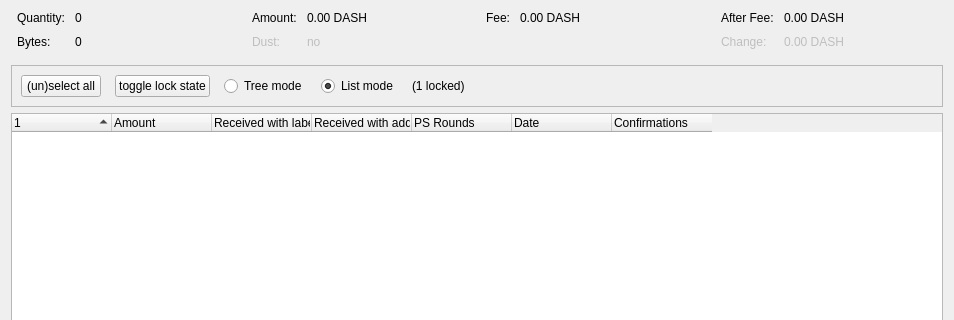
First picture: the form in src/qt/forms/coincontroldialog.ui, repository xdustinface/dash, before the edit; both pictures show x 0 to 954 and y 0 to 320 of the 954 by 500 pixel window.
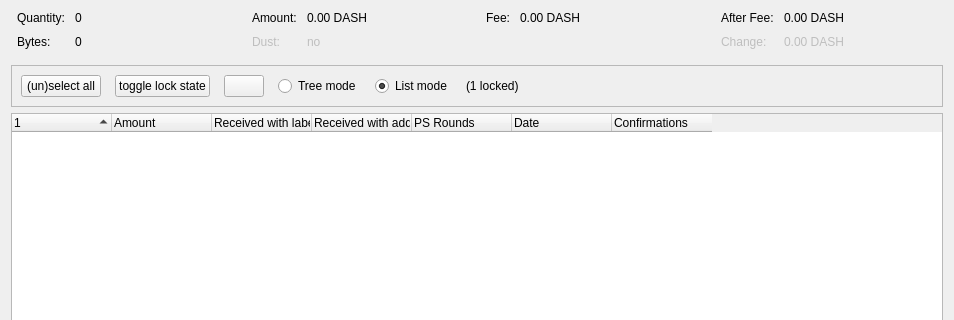
Second picture: the form after the edit. Custom widgets are drawn as their Qt base class.

Commit message: qt: Hide unrelated coins in CoinControl based on active mode. Still allow to show them.

```diff
--- a/src/qt/forms/coincontroldialog.ui
+++ b/src/qt/forms/coincontroldialog.ui
@@ -277,7 +277,7 @@
      </property>
      <layout class="QHBoxLayout" name="horizontalLayout">
       <item>
-       <layout class="QHBoxLayout" name="horizontalLayoutPanel" stretch="0,0,0,0,0,0">
+       <layout class="QHBoxLayout" name="horizontalLayoutPanel" stretch="0,0,0,0,0,0,0">
         <property name="spacing">
          <number>14</number>
         </property>
@@ -313,6 +313,22 @@
           </property>
          </widget>
         </item>
+        <item>
+         <widget class="QPushButton" name="hideButton">
+          <property name="sizePolicy">
+           <sizepolicy hsizetype="Maximum" vsizetype="Fixed">
+            <horstretch>0</horstretch>
+            <verstretch>0</verstretch>
+           </sizepolicy>
+          </property>
+          <property name="text">
+           <string/>
+          </property>
+          <property name="autoDefault">
+           <bool>false</bool>
+          </property>
+         </widget>
+        </item>
         <item>
          <widget class="QRadioButton" name="radioTreeMode">
           <property name="sizePolicy">
```
The commit also changes 2 other files.
